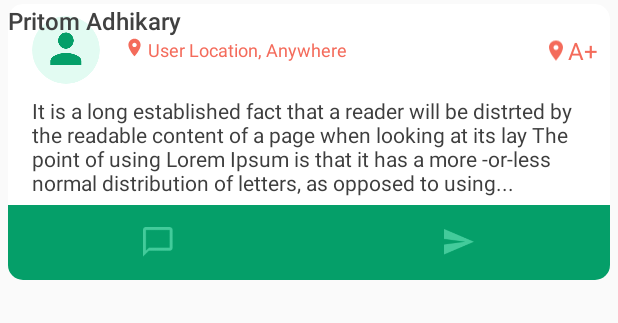
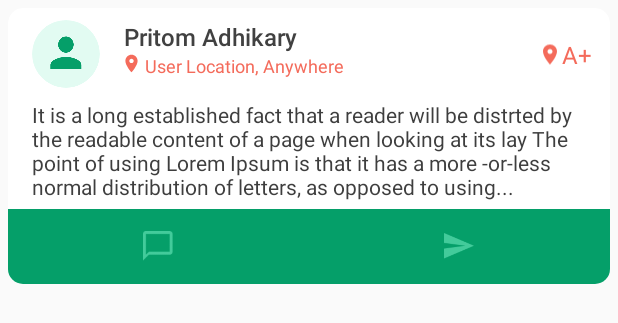
Before and after one commit to walid-ashik/exertion, an Android app: the layout item_post_layout.xml on its own in the app's theme, with its tools: preview values and no code run, on a phone screen of 412 x 824 dp. Shown: the top 323 px of the screen. Run offline under Robolectric (Android 15) with nearby library versions, the phone set to English and light mode, and no system bars.

```diff
--- a/app/src/main/java/com/appkwan/exertion/feature/home/MainActivity.java
+++ b/app/src/main/java/com/appkwan/exertion/feature/home/MainActivity.java
@@ -17,7 +17,7 @@ import android.view.View;
 import com.appkwan.exertion.R;
 import com.appkwan.exertion.feature.accountchoice.AccountChoiceActivity;
 import com.appkwan.exertion.feature.home.fragments.blood.BloodFragment;
-import com.appkwan.exertion.feature.home.fragments.tuition.TutionFragment;
+import com.appkwan.exertion.feature.home.fragments.tuition.TuitionFragment;
 import com.appkwan.exertion.feature.newpost.NewPostActivity;
 import com.appkwan.exertion.feature.userinfo.UserInfoActivity;
 
@@ -102,7 +102,7 @@ public class MainActivity extends AppCompatActivity implements MainView {
             Fragment fragment = null;
             switch (position) {
                 case 0:
-                    fragment = new TutionFragment();
+                    fragment = new TuitionFragment();
                     break;
                 case 1:
                     fragment = new BloodFragment();
--- a/app/src/main/java/com/appkwan/exertion/feature/home/fragments/tuition/TuitionView.java
+++ b/app/src/main/java/com/appkwan/exertion/feature/home/fragments/tuition/TuitionView.java
@@ -6,4 +6,6 @@ import java.util.List;
 
 public interface TuitionView {
     void onPostLoaded(List<Post> postList);
+
+    void onPostLoadingError(String message);
 }
--- a/app/src/main/res/layout/fragment_tution.xml
+++ b/app/src/main/res/layout/fragment_tution.xml
@@ -4,7 +4,7 @@
     android:layout_width="match_parent"
     android:layout_height="match_parent"
     android:background="@color/colorPrimary"
-    tools:context=".feature.home.fragments.tuition.TutionFragment">
+    tools:context=".feature.home.fragments.tuition.TuitionFragment">
 
     <android.support.v7.widget.RecyclerView
         android:id="@+id/mTuitionRecyclerView"
--- a/app/src/main/res/layout/item_post_layout.xml
+++ b/app/src/main/res/layout/item_post_layout.xml
@@ -5,10 +5,10 @@
     android:layout_width="match_parent"
     android:layout_height="wrap_content"
     android:layout_marginStart="5dp"
-    android:layout_marginTop="2.5dp"
+    android:layout_marginTop="5dp"
     android:layout_marginEnd="5dp"
-    app:cardCornerRadius="10dp"
-    android:layout_marginBottom="2.5dp">
+    android:layout_marginBottom="2.5dp"
+    app:cardCornerRadius="10dp">
 
     <android.support.constraint.ConstraintLayout
         android:layout_width="match_parent"
@@ -28,19 +28,24 @@
             android:id="@+id/mUserNameTextView"
             android:layout_width="wrap_content"
             android:layout_height="wrap_content"
+            android:layout_marginStart="16dp"
+            android:layout_marginTop="8dp"
+            android:layout_marginEnd="8dp"
             android:fontFamily="sans-serif-medium"
             android:text="TextView"
             android:textColor="#414141"
             android:textSize="16sp"
-            tools:layout_editor_absoluteX="77dp"
-            tools:layout_editor_absoluteY="12dp"
+            app:layout_constraintEnd_toStartOf="@+id/mBloodIconImageView"
+            app:layout_constraintHorizontal_bias="0.0"
+            app:layout_constraintStart_toEndOf="@+id/mUserImageView"
+            app:layout_constraintTop_toTopOf="parent"
             tools:text="Pritom Adhikary" />
 
         <ImageView
             android:id="@+id/imageView4"
             android:layout_width="14dp"
             android:layout_height="14dp"
-            android:layout_marginStart="16dp"
+            android:layout_marginStart="14dp"
             android:src="@drawable/ic_location"
             android:tint="@color/colorLessAccent"
             app:layout_constraintStart_toEndOf="@+id/mUserImageView"
@@ -61,18 +66,22 @@
             android:id="@+id/mBloodIconImageView"
             android:layout_width="16dp"
             android:layout_height="18dp"
+            android:layout_marginStart="8dp"
             android:layout_marginTop="8dp"
             android:layout_marginBottom="8dp"
             android:src="@drawable/ic_location"
             android:tint="@color/colorLessAccent"
             app:layout_constraintBottom_toTopOf="@+id/mPostTextVIew"
             app:layout_constraintEnd_toStartOf="@+id/mBloodTextView"
+            app:layout_constraintHorizontal_bias="1.0"
+            app:layout_constraintStart_toEndOf="@+id/mLocationTextView"
             app:layout_constraintTop_toTopOf="parent" />
 
         <TextView
             android:id="@+id/mBloodTextView"
             android:layout_width="wrap_content"
             android:layout_height="wrap_content"
+            android:layout_marginStart="8dp"
             android:layout_marginTop="8dp"
             android:layout_marginEnd="8dp"
             android:layout_marginBottom="8dp"
@@ -81,6 +90,8 @@
             android:textSize="16sp"
             app:layout_constraintBottom_toTopOf="@+id/mPostTextVIew"
             app:layout_constraintEnd_toEndOf="parent"
+            app:layout_constraintHorizontal_bias="0.97"
+            app:layout_constraintStart_toEndOf="@+id/mLocationTextView"
             app:layout_constraintTop_toTopOf="parent"
             tools:text="A+" />
 
@@ -108,10 +119,10 @@
             android:id="@+id/linearLayout"
             android:layout_width="match_parent"
             android:layout_height="50dp"
+            android:layout_marginTop="5dp"
+            android:background="@color/colorPrimaryDark"
             android:orientation="horizontal"
             android:weightSum="2"
-            android:layout_marginTop="5dp"
-            android:background="@color/colorPrimaryDark"
             app:layout_constraintBottom_toBottomOf="parent"
             app:layout_constraintEnd_toEndOf="parent"
             app:layout_constraintStart_toStartOf="parent"
@@ -121,10 +132,10 @@
             <LinearLayout
                 android:id="@+id/mCommentButton"
                 android:layout_width="0dp"
-                android:orientation="vertical"
+                android:layout_height="match_parent"
                 android:layout_weight="1"
                 android:gravity="center"
-                android:layout_height="match_parent">
+                android:orientation="vertical">
 
                 <ImageView
                     android:layout_width="20dp"
@@ -137,10 +148,10 @@
             <LinearLayout
                 android:id="@+id/mSendButton"
                 android:layout_width="0dp"
-                android:orientation="vertical"
+                android:layout_height="match_parent"
                 android:layout_weight="1"
                 android:gravity="center"
-                android:layout_height="match_parent">
+                android:orientation="vertical">
 
                 <ImageView
                     android:layout_width="20dp"
```
Also changed, not shown: app/src/main/java/com/appkwan/exertion/feature/home/User.java (+0 -10 lines), app/src/main/java/com/appkwan/exertion/feature/home/fragments/Post.java (+4 -11 lines), app/src/main/java/com/appkwan/exertion/feature/home/fragments/tuition/TuitionAdapter.java (+34 -29 lines), app/src/main/java/com/appkwan/exertion/feature/home/fragments/tuition/TuitionFragment.java (renamed from app/src/main/java/com/appkwan/exertion/feature/home/fragments/tuition/TutionFragment.java, +10 -2 lines), app/src/main/java/com/appkwan/exertion/feature/home/fragments/tuition/TuitionPresenter.java (+12 -13 lines).
